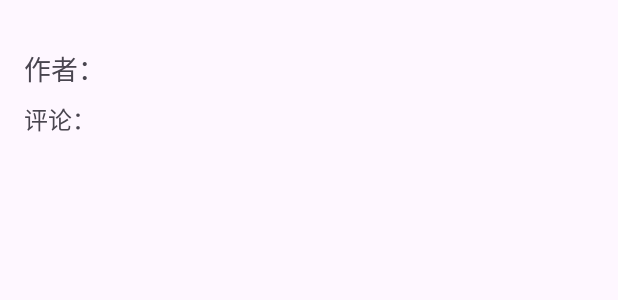
After one commit to Maia-Huo/Android_Demo, an Android app: the layout activity_display_image.xml on its own in the app's theme, with its tools: preview values and no code run, on a phone screen of 412 x 824 dp. The commit adds this screen. Shown: the top 300 px of the screen. Run offline under Robolectric (Android 15) with nearby library versions, the phone set to English and light mode, and no system bars.

```diff
--- a/app/src/main/java/com/example/myapplication/HomeFragment.java
+++ b/app/src/main/java/com/example/myapplication/HomeFragment.java
@@ -81,6 +81,8 @@ public class HomeFragment extends Fragment {
 
     public View onCreateView(LayoutInflater inflater, ViewGroup container, Bundle savedInstanceState) {
         View view = inflater.inflate(R.layout.activity_main, container, false);
+
+
         // 在这里添加获取ViewModel的逻辑
         dataShare = new ViewModelProvider(requireActivity()).get(DataShare.class);
         // 观察 ViewModel 中的数据变化
--- /dev/null
+++ b/app/src/main/res/layout/activity_display_image.xml
@@ -0,0 +1,41 @@
+<?xml version="1.0" encoding="utf-8"?>
+<ScrollView
+    xmlns:android="http://schemas.android.com/apk/res/android"
+    android:layout_width="match_parent"
+    android:layout_height="match_parent">
+
+    <LinearLayout
+        android:layout_width="match_parent"
+        android:layout_height="wrap_content"
+        android:orientation="vertical"
+        android:padding="16dp">
+
+        <!-- 显示图像的 ImageView -->
+        <ImageView
+            android:id="@+id/detail_image_view"
+            android:layout_width="match_parent"
+            android:layout_height="wrap_content"
+            android:scaleType="centerCrop"
+            android:adjustViewBounds="true"
+            android:layout_gravity="center" />
+
+        <!-- 显示作者信息的 TextView -->
+        <TextView
+            android:id="@+id/detail_author_text"
+            android:layout_width="match_parent"
+            android:layout_height="wrap_content"
+            android:text="作者："
+            android:textSize="18sp"
+            android:paddingTop="16dp" />
+
+        <!-- 显示评论信息的 TextView -->
+        <TextView
+            android:id="@+id/detail_comment_text"
+            android:layout_width="match_parent"
+            android:layout_height="wrap_content"
+            android:text="评论："
+            android:textSize="16sp"
+            android:paddingTop="8dp" />
+
+    </LinearLayout>
+</ScrollView>
```
Also changed, not shown: app/src/main/AndroidManifest.xml (+13 -4 lines), app/src/main/java/com/example/myapplication/DisplayImage.java (added, +39 -0 lines), app/src/main/java/com/example/myapplication/GalleryAdapter.java (+35 -0 lines), app/src/main/java/com/example/myapplication/LayoutManager.java (added, +30 -0 lines), app/src/main/java/com/example/myapplication/LoginActivity.java (+8 -0 lines), app/src/main/java/com/example/myapplication/ProfileFragment.java (+13 -0 lines), app/src/main/java/com/example/myapplication/SplashScreenActivity.java (added, +37 -0 lines), app/src/main/res/layout/activity_splash_screen.xml (added, +14 -0 lines).
